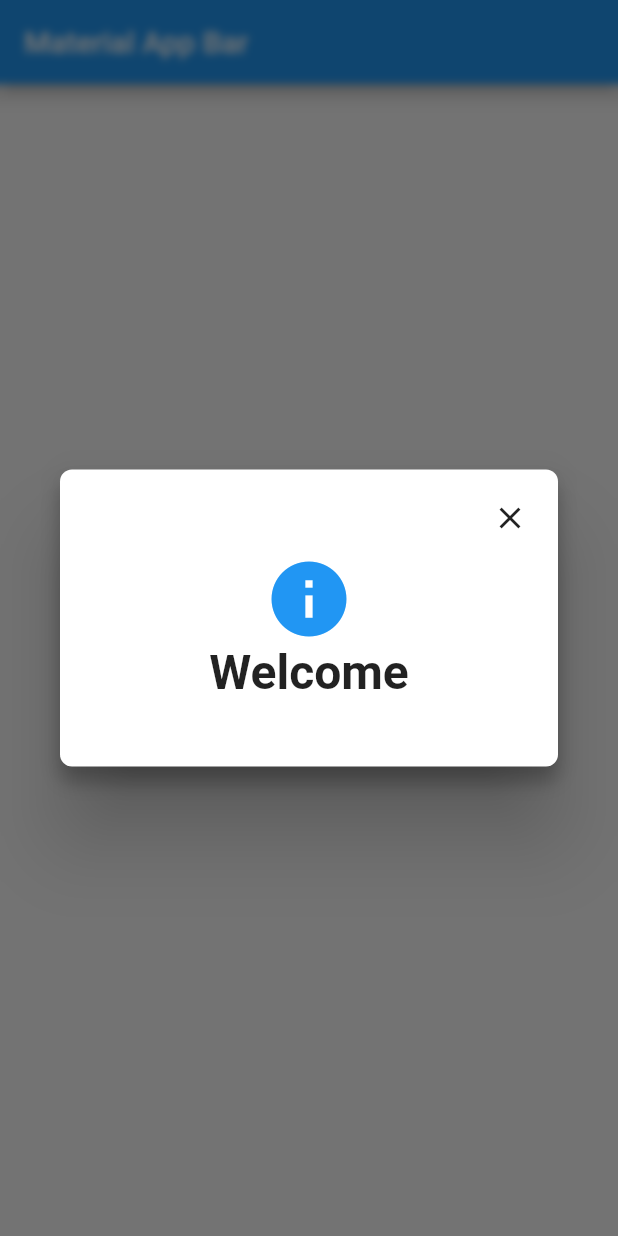
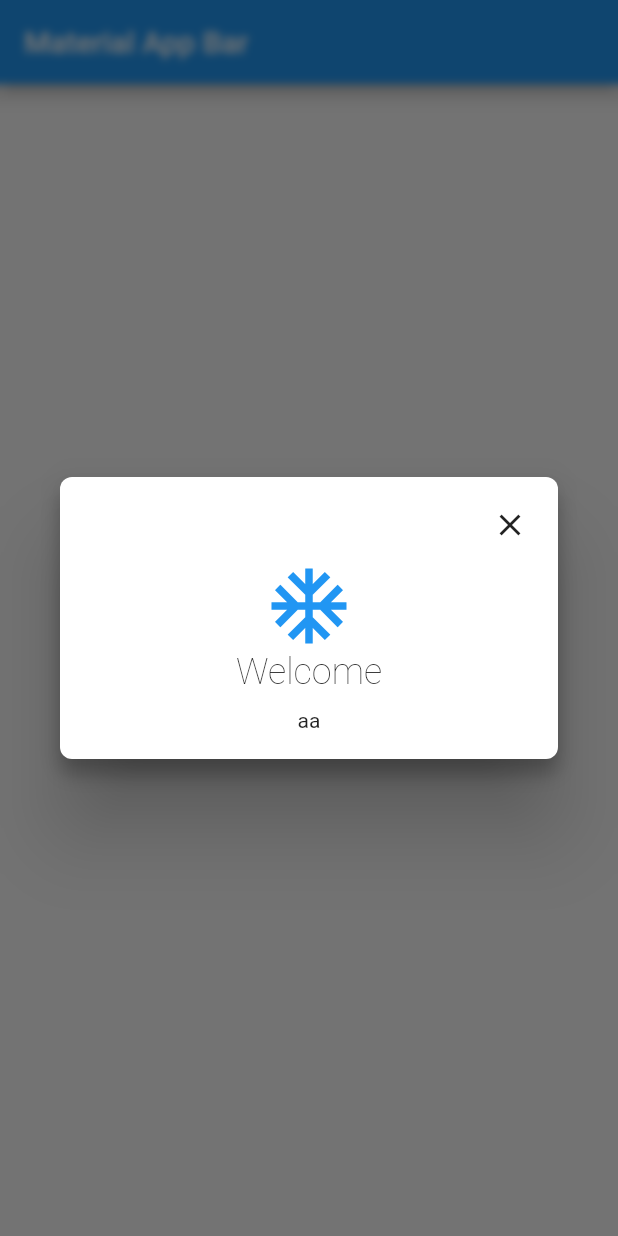
Before and after one commit to oneframemobile/flutter-dialog, a Flutter app: the screen it shows after launch, after a tap on "aa", on a phone screen of 412 x 824 dp. Run offline on Flutter 3.47's test engine with Material 2 defaults, Android fonts, the phone set to English and light mode, and no system bars.

Commit message:
light tema options add info model

```diff
--- a/example/lib/main.dart
+++ b/example/lib/main.dart
@@ -21,13 +21,15 @@ class MyApp extends StatelessWidget {
           child: Container(
             child: RaisedButton(
               onPressed: () {
-                    final _context = navigatorKey.currentState.overlay.context;
+                final _context = navigatorKey.currentState.overlay.context;
+                SFDialog.show(
+                    context: _context,
+                    title: "Welcome",
+                    type: DialogType.info,
+                    description: "aa",
+                    theme: SFDialogTheme.light,
+                    icon: Icons.ac_unit);
 
-                SFDialog.show(
-                  context: _context,
-                  title: "Welcome",
-                  type: DialogType.info,
-                );
               },
               child: Text("aa"),
             ),
--- /dev/null
+++ b/lib/core/child/base_dialog.dart
@@ -0,0 +1,57 @@
+import 'package:flutter/material.dart';
+
+import '../helper/ui_helper.dart';
+
+class BaseDialog {
+  final String title;
+  final SFDialogTheme theme;
+  final List<Widget> buttons;
+
+  BaseDialog(this.title, this.theme, this.buttons);
+
+  Widget get titleWidget => Text(
+        title,
+        style: titleTextStyle,
+      );
+
+  TextStyle get titleTextStyle {
+    switch (this.theme) {
+      case SFDialogTheme.medium:
+        return SFUIHelper.titleTextStyle;
+
+      case SFDialogTheme.light:
+        return SFUIHelper.titleTextThinStyle;
+
+      case SFDialogTheme.bold:
+        return SFUIHelper.titleTextBoldStyle;
+
+      default:
+        return SFUIHelper.titleTextStyle;
+    }
+  }
+
+  Widget get buttonsWidget => buttons == null
+      ? SFUIHelper.verticalSpace(height: SFUIHelper.Space10)
+      : Row(
+          children: buttonExpandedWidget,
+        );
+
+  List<Widget> get buttonExpandedWidget {
+    List<Widget> _expanded = new List<Widget>();
+    this.buttons.forEach(
+          (widget) => _expanded.add(
+            subListExpandedWidget(widget),
+          ),
+        );
+    return _expanded;
+  }
+
+  Widget subListExpandedWidget(Widget widget) => Expanded(
+        child: Padding(
+          padding: EdgeInsets.symmetric(horizontal: SFUIHelper.padding),
+          child: widget,
+        ),
+      );
+
+  Widget get space10Vertical => SFUIHelper.verticalSpace(height: 10);
+}
--- a/lib/core/child/info.dart
+++ b/lib/core/child/info.dart
@@ -1,61 +1,98 @@
 import 'package:flutter/material.dart';
+import 'package:sfdialog/core/child/base_dialog.dart';
 import '../helper/ui_helper.dart';
 
-class InfoDialog extends StatelessWidget {
+class InfoDialog extends StatelessWidget implements BaseDialog {
   InfoDialog({
     Key key,
     @required this.title,
     this.description,
     this.icon,
     this.buttons,
+    this.theme,
   }) : super(key: key);
+
   final String title;
   final String description;
-  final Icon icon;
+  final IconData icon;
   final List<Widget> buttons;
+  final SFDialogTheme theme;
   @override
   Widget build(BuildContext context) {
     return Column(
-      children: <Widget>[_infoIcon, _title, _space, _description, _buttons],
+      children: <Widget>[
+        _infoIcon,
+        titleWidget,
+        space10Vertical,
+        _description,
+        buttonsWidget
+      ],
     );
   }
 
-  List<Widget> get _buttonExpanded {
+  Widget get _description => Text(
+        this.description ?? "",
+        textAlign: TextAlign.center,
+        style: SFUIHelper.descriptionTextStyle,
+      );
+
+  Widget get _infoIcon => Icon(
+        this.icon ?? Icons.info,
+        size: SFUIHelper.ICON_SIZE,
+        color: Colors.blue,
+      );
+
+  @override
+  List<Widget> get buttonExpandedWidget {
     List<Widget> _expanded = new List<Widget>();
     this.buttons.forEach(
-          (widget) => _expanded.add(_subListExpandedWidget(widget)),
+          (widget) => _expanded.add(
+            subListExpandedWidget(widget),
+          ),
         );
     return _expanded;
   }
 
-  Widget _subListExpandedWidget(Widget widget) => Expanded(
-        child: Padding(
-          padding: EdgeInsets.symmetric(horizontal: UIHelper.padding),
-          child: widget,
-        ),
-      );
-
-  Widget get _buttons => buttons == null
-      ? UIHelper.verticalSpace(height: 10)
+  @override
+  Widget get buttonsWidget => buttons == null
+      ? SFUIHelper.verticalSpace(height: SFUIHelper.Space10)
       : Row(
-          children: _buttonExpanded,
+          children: buttonExpandedWidget,
         );
 
-  Widget get _title => Text(
-        this.title,
-        style: UIHelper.titleTextStyle,
+  @override
+  Widget get space10Vertical => SFUIHelper.verticalSpace(height: 10);
+
+  @override
+  Widget subListExpandedWidget(Widget widget) {
+    return Expanded(
+      child: Padding(
+        padding: EdgeInsets.symmetric(horizontal: SFUIHelper.padding),
+        child: widget,
+      ),
+    );
+  }
+
+  @override
+  TextStyle get titleTextStyle {
+    switch (this.theme) {
+      case SFDialogTheme.medium:
+        return SFUIHelper.titleTextStyle;
+
+      case SFDialogTheme.light:
+        return SFUIHelper.titleTextThinStyle;
+
+      case SFDialogTheme.bold:
+        return SFUIHelper.titleTextBoldStyle;
+
+      default:
+        return SFUIHelper.titleTextStyle;
+    }
+  }
+
+  @override
+  Widget get titleWidget => Text(
+        title,
+        style: titleTextStyle,
       );
-  Widget get _description => Text(
-        this.description ?? "",
-        textAlign: TextAlign.center,
-        style: UIHelper.descriptionTextStyle,
-      );
-  Widget get _infoIcon =>
-      this.icon ??
-      Icon(
-        Icons.info,
-        size: UIHelper.ICON_SIZE,
-        color: Colors.blue,
-      );
-  Widget get _space => UIHelper.verticalSpace(height: 10);
 }
--- a/lib/core/dialog.dart
+++ b/lib/core/dialog.dart
@@ -15,17 +15,19 @@ class StarforceDialog extends StatefulWidget {
   final List<Widget> buttons;
   final DialogType type;
   final List<TextField> fields;
-  final Icon icon;
+  final IconData icon;
+  final SFDialogTheme theme;
 
-  StarforceDialog(
-      {Key key,
-      @required this.title,
-      this.fields,
-      this.description,
-      @required this.type,
-      this.buttons,
-      this.icon})
-      : super(key: key);
+  StarforceDialog({
+    Key key,
+    @required this.title,
+    @required this.type,
+    this.fields,
+    this.description,
+    this.buttons,
+    this.icon,
+    this.theme = SFDialogTheme.medium,
+  }) : super(key: key);
 }
 
 class StarforceDialogState extends State<StarforceDialog>
@@ -43,7 +45,7 @@ class StarforceDialogState extends State<StarforceDialog>
   Widget build(BuildContext context) {
     return Dialog(
       shape: RoundedRectangleBorder(
-        borderRadius: BorderRadius.circular(UIHelper.padding),
+        borderRadius: BorderRadius.circular(SFUIHelper.padding),
       ),
       backgroundColor: Colors.transparent,
       child: _dialogContent,
@@ -52,12 +54,12 @@ class StarforceDialogState extends State<StarforceDialog>
 
   Widget get _dialogContent {
     return BackdropFilter(
-      filter: UIHelper.backgroundFilter,
+      filter: SFUIHelper.backgroundFilter,
       child: ScaleTransition(
         scale: _scaleAnimation,
         child: Container(
-          padding: EdgeInsets.all(UIHelper.padding),
-          decoration: UIHelper.dialogBoxDecoration,
+          padding: EdgeInsets.all(SFUIHelper.padding),
+          decoration: SFUIHelper.dialogBoxDecoration,
           child: Column(
             mainAxisSize: MainAxisSize.min, // To make the card compact
             children: <Widget>[_dialogCloseButton, _dialog],
@@ -74,6 +76,7 @@ class StarforceDialogState extends State<StarforceDialog>
             title: widget.title,
             description: widget.description,
             buttons: widget.buttons,
+            theme: widget.theme,
             icon: widget.icon);
       case DialogType.success:
         return SuccessDialog(
@@ -108,7 +111,7 @@ class StarforceDialogState extends State<StarforceDialog>
 
   Widget get _dialogCloseButton {
     return widget.type == DialogType.loading
-        ? UIHelper.verticalSpace()
+        ? SFUIHelper.verticalSpace()
         : Align(
             alignment: Alignment.topRight,
             child: IconButton(
--- a/lib/core/helper/ui_helper.dart
+++ b/lib/core/helper/ui_helper.dart
@@ -3,15 +3,24 @@ import 'dart:ui';
 import 'package:flutter/material.dart';
 
 enum DialogType { info, success, error, buttons, inputs, loading }
+enum SFDialogTheme { light, medium, bold }
 
-class UIHelper {
-  UIHelper._();
+class SFUIHelper {
+  SFUIHelper._();
 
+  static const double Space10 = 10;
   static const double padding = 8.0;
   static const double ICON_SIZE = 60.0;
 
   static final TextStyle titleTextStyle =
+      TextStyle(fontSize: 28, fontWeight: FontWeight.w400);
+
+  static final TextStyle titleTextBoldStyle =
       TextStyle(fontSize: 32, fontWeight: FontWeight.w700);
+
+  static final TextStyle titleTextThinStyle =
+      TextStyle(fontSize: 24, fontWeight: FontWeight.w200);
+
   static final TextStyle descriptionTextStyle = TextStyle(fontSize: 14);
 
   static final TextStyle descriptionErrorTextStyle =
@@ -20,7 +29,7 @@ class UIHelper {
   static final dialogBoxDecoration = BoxDecoration(
     color: Colors.white,
     shape: BoxShape.rectangle,
-    borderRadius: BorderRadius.circular(UIHelper.padding),
+    borderRadius: BorderRadius.circular(SFUIHelper.padding),
     boxShadow: [
       BoxShadow(
         color: Colors.black26,
--- a/lib/sfdialog.dart
+++ b/lib/sfdialog.dart
@@ -12,8 +12,10 @@ class SFDialog {
   static void show({
     Widget child,
     String description,
+    IconData icon,
     @required String title,
     @required DialogType type,
+    SFDialogTheme theme,
     List<Widget> buttons,
     List<TextField> inputs,
     bool barrierDismissible,
@@ -28,8 +30,10 @@ class SFDialog {
             title: title,
             description: description,
             type: type,
+            theme : theme,
             fields: inputs,
             buttons: buttons,
+            icon: icon,
           ),
     );
   }
```
Also changed, not shown: lib/core/child/error.dart (+7 -6 lines), lib/core/child/inputs.dart (+9 -9 lines), lib/core/child/loading.dart (+6 -4 lines), lib/core/child/succes.dart (+9 -6 lines), example/pubspec.lock, pubspec.lock.
